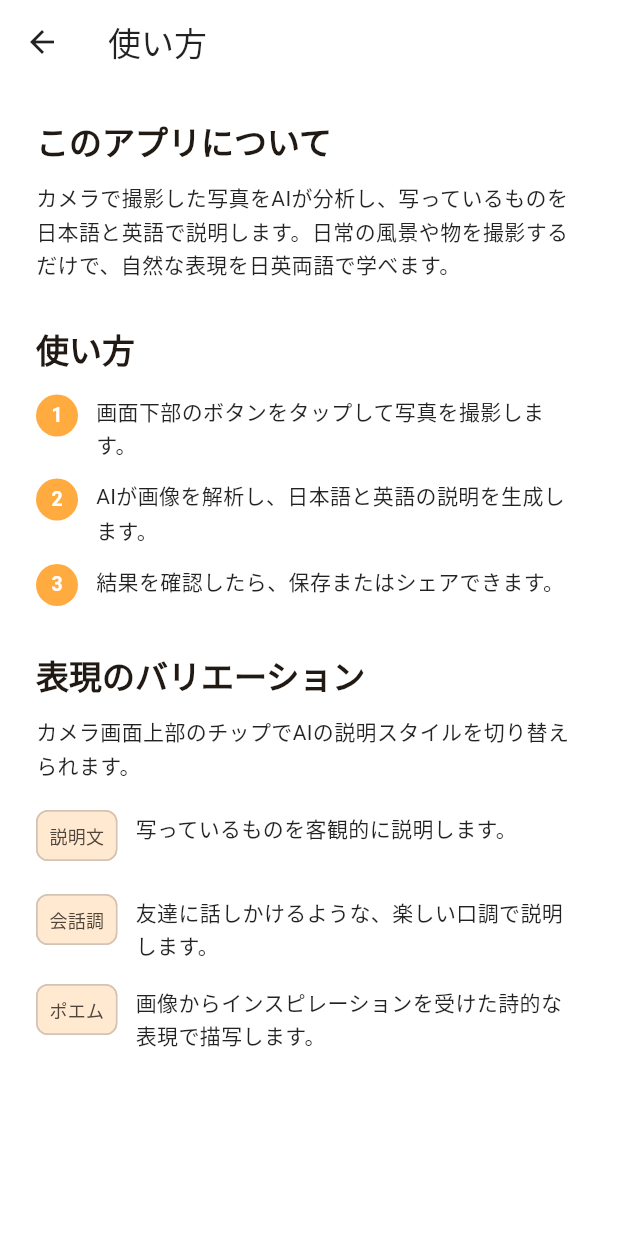
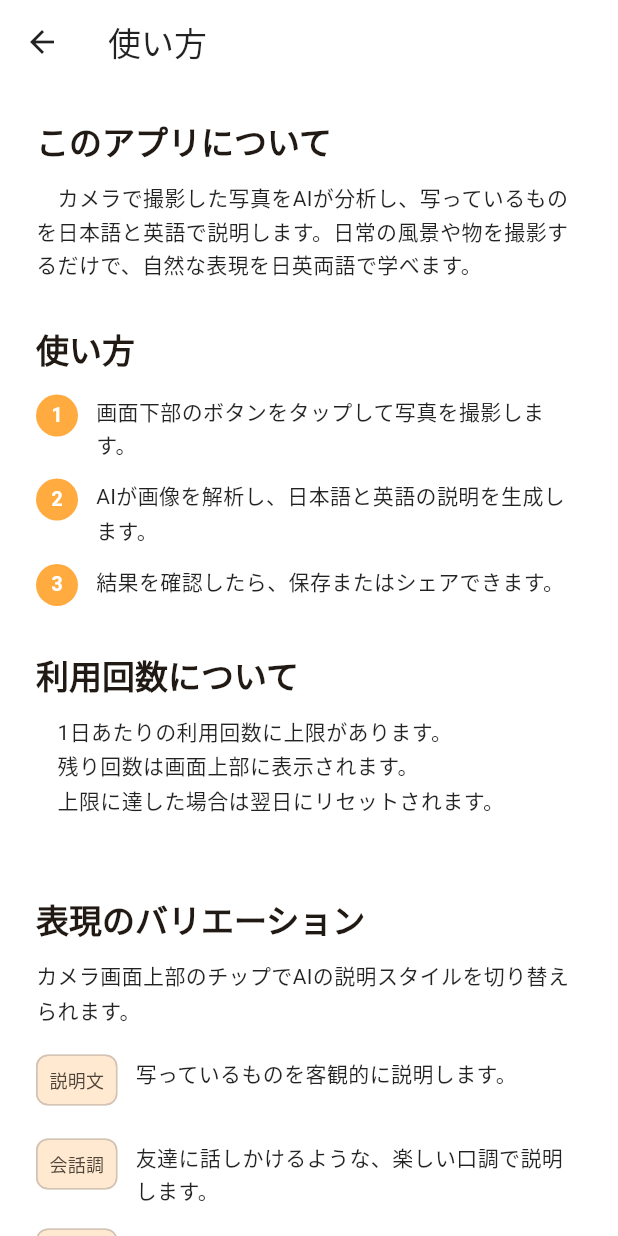
Before and after one commit to mikejohan/vocasnap, a Flutter app: the InfoPage screen opened directly, on a phone screen of 412 x 824 dp. Run offline on Flutter 3.47's test engine with Material 3 defaults, Android fonts, the phone set to English and light mode, and no system bars; our stand-ins replace camera, flutter_tts, image_gallery_saver, share_plus, shared_preferences; accounts and stored records are empty.

Commit message:
1日の利用回数制限を実装、残り回数表示、InfoPage説明追加
Co-Authored-By: Claude Sonnet 4.6 <noreply@anthropic.com>

```diff
--- a/lib/pages/info_page.dart
+++ b/lib/pages/info_page.dart
@@ -14,17 +14,23 @@ class InfoPage extends StatelessWidget {
           children: [
             Text(
               'このアプリについて',
-              style: Theme.of(context).textTheme.titleLarge?.copyWith(fontWeight: FontWeight.bold),
+              style: Theme.of(
+                context,
+              ).textTheme.titleLarge?.copyWith(fontWeight: FontWeight.bold),
             ),
             const SizedBox(height: 12),
             Text(
-              'カメラで撮影した写真をAIが分析し、写っているものを日本語と英語で説明します。日常の風景や物を撮影するだけで、自然な表現を日英両語で学べます。',
-              style: Theme.of(context).textTheme.bodyMedium?.copyWith(height: 1.6),
+              '　カメラで撮影した写真をAIが分析し、写っているものを日本語と英語で説明します。日常の風景や物を撮影するだけで、自然な表現を日英両語で学べます。',
+              style: Theme.of(
+                context,
+              ).textTheme.bodyMedium?.copyWith(height: 1.6),
             ),
             const SizedBox(height: 32),
             Text(
               '使い方',
-              style: Theme.of(context).textTheme.titleLarge?.copyWith(fontWeight: FontWeight.bold),
+              style: Theme.of(
+                context,
+              ).textTheme.titleLarge?.copyWith(fontWeight: FontWeight.bold),
             ),
             const SizedBox(height: 16),
             _Step(number: '1', text: '画面下部のボタンをタップして写真を撮影します。'),
@@ -34,20 +40,44 @@ class InfoPage extends StatelessWidget {
             _Step(number: '3', text: '結果を確認したら、保存またはシェアできます。'),
             const SizedBox(height: 32),
             Text(
+              '利用回数について',
+              style: Theme.of(
+                context,
+              ).textTheme.titleLarge?.copyWith(fontWeight: FontWeight.bold),
+            ),
+            const SizedBox(height: 12),
+            Text(
+              '''　1日あたりの利用回数に上限があります。
+　残り回数は画面上部に表示されます。
+　上限に達した場合は翌日にリセットされます。
+              ''',
+              style: Theme.of(
+                context,
+              ).textTheme.bodyMedium?.copyWith(height: 1.6),
+            ),
+            const SizedBox(height: 32),
+            Text(
               '表現のバリエーション',
-              style: Theme.of(context).textTheme.titleLarge?.copyWith(fontWeight: FontWeight.bold),
+              style: Theme.of(
+                context,
+              ).textTheme.titleLarge?.copyWith(fontWeight: FontWeight.bold),
             ),
             const SizedBox(height: 12),
             Text(
               'カメラ画面上部のチップでAIの説明スタイルを切り替えられます。',
-              style: Theme.of(context).textTheme.bodyMedium?.copyWith(height: 1.6),
+              style: Theme.of(
+                context,
+              ).textTheme.bodyMedium?.copyWith(height: 1.6),
             ),
             const SizedBox(height: 12),
             _ModeItem(label: '説明文', description: '写っているものを客観的に説明します。'),
             const SizedBox(height: 8),
             _ModeItem(label: '会話調', description: '友達に話しかけるような、楽しい口調で説明します。'),
             const SizedBox(height: 8),
-            _ModeItem(label: 'ポエム', description: '画像からインスピレーションを受けた詩的な表現で描写します。'),
+            _ModeItem(
+              label: 'ポエム',
+              description: '画像からインスピレーションを受けた詩的な表現で描写します。',
+            ),
           ],
         ),
       ),
@@ -75,8 +105,12 @@ class _ModeItem extends StatelessWidget {
         Expanded(
           child: Padding(
             padding: const EdgeInsets.only(top: 8),
-            child: Text(description,
-                style: Theme.of(context).textTheme.bodyMedium?.copyWith(height: 1.6)),
+            child: Text(
+              description,
+              style: Theme.of(
+                context,
+              ).textTheme.bodyMedium?.copyWith(height: 1.6),
+            ),
           ),
         ),
       ],
@@ -100,14 +134,20 @@ class _Step extends StatelessWidget {
           backgroundColor: Colors.orangeAccent,
           child: Text(
             number,
-            style: const TextStyle(color: Colors.white, fontSize: 13, fontWeight: FontWeight.bold),
+            style: const TextStyle(
+              color: Colors.white,
+              fontSize: 13,
+              fontWeight: FontWeight.bold,
+            ),
           ),
         ),
         const SizedBox(width: 12),
         Expanded(
           child: Text(
             text,
-            style: Theme.of(context).textTheme.bodyMedium?.copyWith(height: 1.6),
+            style: Theme.of(
+              context,
+            ).textTheme.bodyMedium?.copyWith(height: 1.6),
           ),
         ),
       ],
--- a/pubspec.yaml
+++ b/pubspec.yaml
@@ -45,6 +45,7 @@ dependencies:
   http: ^1.6.0
   path_provider: ^2.1.5
   flutter_tts: ^4.2.5
+  shared_preferences: ^2.5.5
 
 dev_dependencies:
   flutter_test:
```
Also changed, not shown: lib/pages/camera_page.dart (+82 -8 lines), pubspec.lock, 2 other files.
